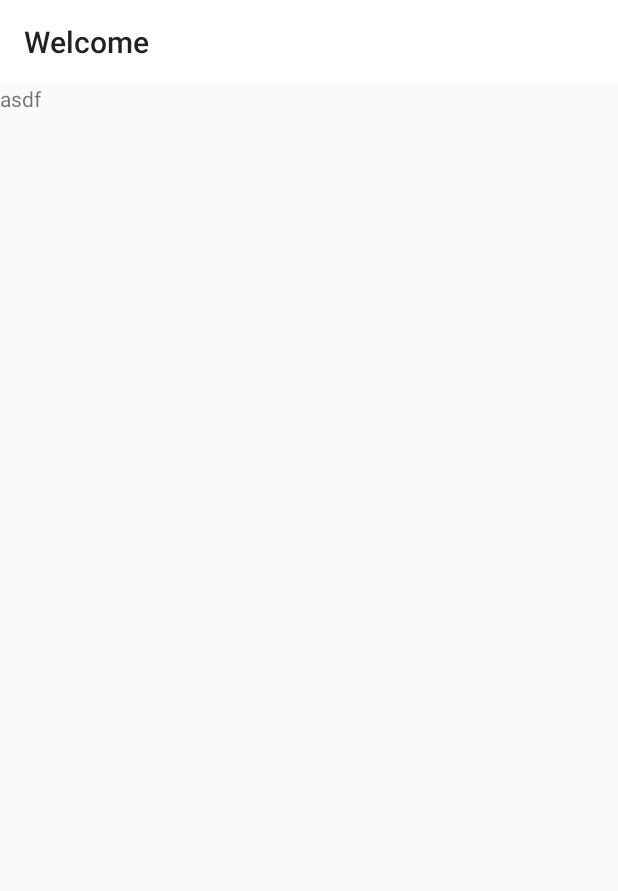
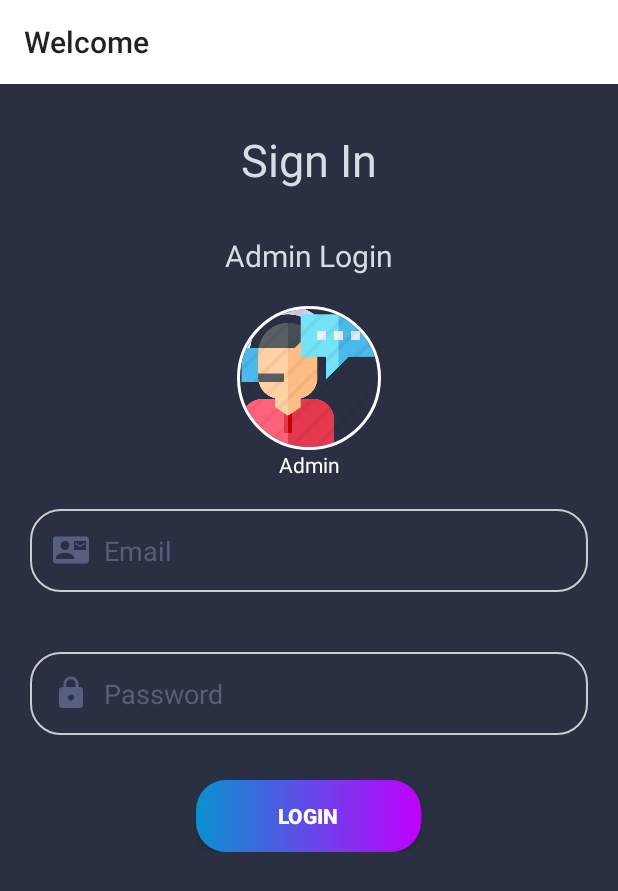
Before and after one commit to Pransh-Coder/StoreKhata, an Android app: the screen it shows after launch (OnBoardingActivity), on a phone screen of 412 x 824 dp. Before the commit the part shown is almost empty. Shown: the top 891 px of the screen. Run offline under Robolectric (Android 15) with nearby library versions, the phone set to English and light mode, and no system bars; our stand-ins replace CircleImageView, Volley, navigation-ui.

Commit message:
Structue Done

```diff
--- a/app/build.gradle
+++ b/app/build.gradle
@@ -23,7 +23,10 @@ dependencies {
     implementation fileTree(dir: 'libs', include: ['*.jar'])
     implementation 'androidx.appcompat:appcompat:1.1.0'
     implementation 'androidx.constraintlayout:constraintlayout:1.1.3'
+    implementation 'androidx.legacy:legacy-support-v4:1.0.0'
     testImplementation 'junit:junit:4.12'
+    implementation 'de.hdodenhof:circleimageview:3.0.1'
+    implementation 'com.android.volley:volley:1.1.1'
     androidTestImplementation 'androidx.test.ext:junit:1.1.1'
     androidTestImplementation 'androidx.test.espresso:espresso-core:3.2.0'
     implementation 'androidx.navigation:navigation-fragment:2.2.0'
--- a/app/src/main/AndroidManifest.xml
+++ b/app/src/main/AndroidManifest.xml
@@ -1,7 +1,7 @@
 <?xml version="1.0" encoding="utf-8"?>
 <manifest xmlns:android="http://schemas.android.com/apk/res/android"
     package="com.store.storekhata">
-
+<uses-permission android:name="android.permission.INTERNET"></uses-permission>
     <application
         android:allowBackup="true"
         android:icon="@mipmap/ic_launcher"
--- /dev/null
+++ b/app/src/main/java/com/store/storekhata/Login/LoginFragment.java
@@ -0,0 +1,112 @@
+package com.store.storekhata.Login;
+
+import android.content.Context;
+import android.content.Intent;
+import android.content.SharedPreferences;
+import android.net.Uri;
+import android.os.Bundle;
+
+import android.util.Log;
+import android.view.LayoutInflater;
+import android.view.View;
+import android.view.ViewGroup;
+import android.widget.Button;
+import android.widget.EditText;
+import android.widget.Toast;
+
+import androidx.fragment.app.Fragment;
+
+import com.android.volley.Request;
+import com.android.volley.RequestQueue;
+import com.android.volley.Response;
+import com.android.volley.VolleyError;
+import com.android.volley.toolbox.StringRequest;
+import com.android.volley.toolbox.Volley;
+import com.google.android.material.snackbar.Snackbar;
+import com.store.storekhata.NetworkingStructure.NetworkingCalls;
+import com.store.storekhata.R;
+import com.store.storekhata.SharePrefrence.SharePrefs;
+
+import org.json.JSONArray;
+import org.json.JSONException;
+import org.json.JSONObject;
+
+import java.util.HashMap;
+import java.util.Map;
+
+public class LoginFragment extends Fragment {
+
+    RequestQueue requestQueue;
+
+    SharePrefs sharePrefs;
+    NetworkingCalls networkingCalls;
+    @Override
+    public void onCreate(Bundle savedInstanceState) {
+        super.onCreate(savedInstanceState);
+
+    }
+
+    EditText name,shop_name,email,password;
+    Button signup;
+    String Name,Email,Password,ShopName;
+
+    @Override
+    public View onCreateView(LayoutInflater inflater, ViewGroup container,
+                             Bundle savedInstanceState) {
+        // Inflate the layout for this fragment
+        View rootview =  inflater.inflate(R.layout.fragment_login, container, false);
+
+        requestQueue= Volley.newRequestQueue(getContext());
+
+        sharePrefs = new SharePrefs(getContext());
+        networkingCalls = new NetworkingCalls(getContext(),getActivity());
+
+        email = rootview.findViewById(R.id.edt_email);
+        password=rootview.findViewById(R.id.edt_password);
+        signup = rootview.findViewById(R.id.btnAuth);
+
+        signup.setOnClickListener(new View.OnClickListener() {
+            @Override
+            public void onClick(View view) {
+
+                //Toast.makeText(getContext(), "clicked!", Toast.LENGTH_SHORT).show();
+
+                Email =email.getText().toString();
+                Password = password.getText().toString();
+
+                if(email.getText().toString().length()==0)
+                {
+                    email.setError("Enter Email!");
+                }
+                else if(password.getText().toString().length()==0)
+                {
+                    password.setError("Password feild is empty!");
+
+                }
+                else
+                {
+                    networkingCalls.adminLogin(Email,Password);
+                    /*Intent intent = new Intent(getApplicationContext(),Login.class);
+                    startActivity(intent);*/
+                }
+
+            }
+        });
+        return rootview;
+    }
+
+    /**
+     * This interface must be implemented by activities that contain this
+     * fragment to allow an interaction in this fragment to be communicated
+     * to the activity and potentially other fragments contained in that
+     * activity.
+     * <p>
+     * See the Android Training lesson <a href=
+     * "http://developer.android.com/training/basics/fragments/communicating.html"
+     * >Communicating with Other Fragments</a> for more information.
+     */
+    public interface OnFragmentInteractionListener {
+        // TODO: Update argument type and name
+        void onFragmentInteraction(Uri uri);
+    }
+}
--- /dev/null
+++ b/app/src/main/java/com/store/storekhata/NetworkingStructure/NetworkingCalls.java
@@ -0,0 +1,95 @@
+package com.store.storekhata.NetworkingStructure;
+
+import android.app.Activity;
+import android.content.Context;
+import android.util.Log;
+import android.widget.Toast;
+
+import com.android.volley.DefaultRetryPolicy;
+import com.android.volley.Request;
+import com.android.volley.RequestQueue;
+import com.android.volley.Response;
+import com.android.volley.VolleyError;
+import com.android.volley.toolbox.StringRequest;
+import com.android.volley.toolbox.Volley;
+import com.store.storekhata.SharePrefrence.SharePrefs;
+
+import org.json.JSONArray;
+import org.json.JSONException;
+import org.json.JSONObject;
+
+import java.util.HashMap;
+import java.util.Map;
+import java.util.concurrent.TimeUnit;
+
+import static com.store.storekhata.NetworkingStructure.URLS.BASE_URL;
+
+public class NetworkingCalls {
+
+    private Context context;
+    private RequestQueue requestQueue;
+    private Activity activity;
+    private SharePrefs sharePrefs;
+
+    public NetworkingCalls(Context context, Activity activity) {
+        this.context = context;
+        this.activity = activity;
+        requestQueue = Volley.newRequestQueue(this.context);
+        sharePrefs = new SharePrefs(context);
+    }
+    private void addToQueue(StringRequest request) {
+        request.setRetryPolicy(new DefaultRetryPolicy(
+                (int) TimeUnit.SECONDS.toMillis(30),
+                0,
+                DefaultRetryPolicy.DEFAULT_BACKOFF_MULT));
+        requestQueue.add(request);
+    }
+
+    public void adminLogin(final String email, final String password) {
+        StringRequest stringRequest = new StringRequest(Request.Method.POST, BASE_URL+"AdminLogin.php", new Response.Listener<String>() {
+            @Override
+            public void onResponse(String response) {
+
+                try {
+                    Log.e("Response",response);
+                    JSONObject jsonObject = new JSONObject(response);
+                    if(jsonObject.getString("status").equals("true")) {
+
+                        JSONArray jsonArray = jsonObject.getJSONArray("data");
+
+                        for(int i=0;i<jsonArray.length();i++){
+
+                            JSONObject temp = (JSONObject) jsonArray.get(i);
+                            String AID = temp.getString("AID");
+                            Log.d("repo "," name :"+temp.getString("Name")+" and store "+temp.getString("AID"));
+                            sharePrefs.putAID(AID);
+
+                            String id = sharePrefs.getAID();
+                            Log.e("id",id);
+                        }
+                    }
+
+                } catch (JSONException e) {
+                    e.printStackTrace();
+                }
+
+
+            }
+        }, new Response.ErrorListener() {
+            @Override
+            public void onErrorResponse(VolleyError error) {
+                Log.e("Error Login",error.toString());
+
+            }
+        }) {
+            @Override
+            protected Map<String, String> getParams() {
+                Map<String, String> params = new HashMap<String, String>();
+                params.put("email", email);
+                params.put("password",password);
+                return params;
+            }
+        };
+        addToQueue(stringRequest);
+    }
+}
--- /dev/null
+++ b/app/src/main/java/com/store/storekhata/NetworkingStructure/URLS.java
@@ -0,0 +1,6 @@
+package com.store.storekhata.NetworkingStructure;
+
+public class URLS {
+
+    public static String BASE_URL = "http://storekhata.dx.am/api/";
+}
--- /dev/null
+++ b/app/src/main/java/com/store/storekhata/SharePrefrence/SharePrefs.java
@@ -0,0 +1,26 @@
+package com.store.storekhata.SharePrefrence;
+
+import android.app.Activity;
+import android.content.Context;
+import android.content.SharedPreferences;
+
+import static android.content.Context.MODE_PRIVATE;
+
+public class SharePrefs {
+
+    private Context context;
+
+    public SharePrefs(Context context) {
+        this.context = context;
+    }
+    private SharedPreferences getUserPreference() {
+        return context.getSharedPreferences(context.getPackageName(), Activity.MODE_PRIVATE);
+    }
+    public String getAID() {
+        return getUserPreference().getString("UID", "");
+    }
+
+    public void putAID(String s) {
+        getUserPreference().edit().putString("UID", s).apply();
+    }
+}
--- a/app/src/main/java/com/store/storekhata/SplashScreen.java
+++ b/app/src/main/java/com/store/storekhata/SplashScreen.java
@@ -24,6 +24,11 @@ public class SplashScreen extends AppCompatActivity {
             public void onFinish() {
                 Intent intent = new Intent(SplashScreen.this , OnBoardingActivity.class);
                 startActivity(intent);
+                finish();
+                /*LoginFragment fragment = new LoginFragment();
+                FragmentTransaction transaction = getFragmentManager().beginTransaction();
+                transaction.replace(R.id.on_boarding_fragment_container, fragment);
+                transaction.commit();*/
             }
         }.start();
     }
--- a/app/src/main/java/com/store/storekhata/onBoardingStructure/OnBoardingActivity.java
+++ b/app/src/main/java/com/store/storekhata/onBoardingStructure/OnBoardingActivity.java
@@ -2,12 +2,14 @@ package com.store.storekhata.onBoardingStructure;
 
 import androidx.appcompat.app.AppCompatActivity;
 import androidx.appcompat.widget.Toolbar;
+import androidx.fragment.app.FragmentTransaction;
 import androidx.navigation.NavController;
 import androidx.navigation.Navigation;
 import androidx.navigation.ui.NavigationUI;
 
 import android.os.Bundle;
 
+import com.store.storekhata.Login.LoginFragment;
 import com.store.storekhata.R;
 
 public class OnBoardingActivity extends AppCompatActivity {
@@ -16,12 +18,19 @@ public class OnBoardingActivity extends AppCompatActivity {
     protected void onCreate(Bundle savedInstanceState) {
         super.onCreate(savedInstanceState);
         setContentView(R.layout.activity_on_boarding);
+
         Toolbar toolbar = findViewById(R.id.onBoardingToolbar);
         setSupportActionBar(toolbar);
 
         NavController navController = Navigation.findNavController(this, R.id.on_boarding_fragment_container);
         NavigationUI.setupActionBarWithNavController(this, navController);
 
+
+        LoginFragment fragment = new LoginFragment();
+        FragmentTransaction transaction = getSupportFragmentManager().beginTransaction();
+        transaction.replace(R.id.on_boarding_fragment_container, fragment);
+        transaction.addToBackStack(null);
+        transaction.commit();
     }
 
     @Override
--- a/app/src/main/java/com/store/storekhata/onBoardingStructure/OnBoardingFragment.java
+++ b/app/src/main/java/com/store/storekhata/onBoardingStructure/OnBoardingFragment.java
@@ -8,6 +8,7 @@ import android.view.ViewGroup;
 import androidx.annotation.NonNull;
 import androidx.annotation.Nullable;
 import androidx.fragment.app.Fragment;
+import androidx.navigation.Navigation;
 
 import com.store.storekhata.R;
 
@@ -22,6 +23,6 @@ public class OnBoardingFragment extends Fragment {
     public void onViewCreated(@NonNull View view, @Nullable Bundle savedInstanceState) {
         super.onViewCreated(view, savedInstanceState);
 
-
+        //Navigation.findNavController(view).navigate(R.id.action_onBoardingFragment_to_blankFragment2);
     }
 }
--- /dev/null
+++ b/app/src/main/res/drawable/border.xml
@@ -0,0 +1,6 @@
+<?xml version="1.0" encoding="UTF-8"?>
+<shape xmlns:android="http://schemas.android.com/apk/res/android" android:shape="rectangle">
+    <corners android:radius="20dp"/>
+    <padding android:left="14dp" android:right="14dp" android:top="14dp" android:bottom="14dp"/>
+    <stroke android:width="1dp" android:color="#CCCCCC" />
+</shape>
--- /dev/null
+++ b/app/src/main/res/drawable/custom_button.xml
@@ -0,0 +1,11 @@
+<?xml version="1.0" encoding="utf-8"?>
+<shape xmlns:android="http://schemas.android.com/apk/res/android"
+    android:shape="rectangle">
+    <corners android:radius="20dp"></corners>
+    <gradient android:endColor="#0892d0"
+        android:startColor="#bf00ff"
+        android:angle="180"></gradient>
+
+
+    <!--bf00ff,0892d0-->
+</shape>
--- /dev/null
+++ b/app/src/main/res/drawable/ic_lock.xml
@@ -0,0 +1,5 @@
+<vector android:height="24dp" android:tint="#565F7E"
+    android:viewportHeight="24.0" android:viewportWidth="24.0"
+    android:width="24dp" xmlns:android="http://schemas.android.com/apk/res/android">
+    <path android:fillColor="#FF000000" android:pathData="M18,8h-1L17,6c0,-2.76 -2.24,-5 -5,-5S7,3.24 7,6v2L6,8c-1.1,0 -2,0.9 -2,2v10c0,1.1 0.9,2 2,2h12c1.1,0 2,-0.9 2,-2L20,10c0,-1.1 -0.9,-2 -2,-2zM12,17c-1.1,0 -2,-0.9 -2,-2s0.9,-2 2,-2 2,0.9 2,2 -0.9,2 -2,2zM15.1,8L8.9,8L8.9,6c0,-1.71 1.39,-3.1 3.1,-3.1 1.71,0 3.1,1.39 3.1,3.1v2z"/>
+</vector>
--- /dev/null
+++ b/app/src/main/res/drawable/ic_mail.xml
@@ -0,0 +1,5 @@
+<vector android:height="24dp" android:tint="#565F7E"
+    android:viewportHeight="24.0" android:viewportWidth="24.0"
+    android:width="24dp" xmlns:android="http://schemas.android.com/apk/res/android">
+    <path android:fillColor="#FF000000" android:pathData="M21,8L21,7l-3,2 -3,-2v1l3,2 3,-2zM22,3L2,3C0.9,3 0,3.9 0,5v14c0,1.1 0.9,2 2,2h20c1.1,0 1.99,-0.9 1.99,-2L24,5c0,-1.1 -0.9,-2 -2,-2zM8,6c1.66,0 3,1.34 3,3s-1.34,3 -3,3 -3,-1.34 -3,-3 1.34,-3 3,-3zM14,18L2,18v-1c0,-2 4,-3.1 6,-3.1s6,1.1 6,3.1v1zM22,12h-8L14,6h8v6z"/>
+</vector>
--- /dev/null
+++ b/app/src/main/res/layout/fragment_login.xml
@@ -0,0 +1,120 @@
+<?xml version="1.0" encoding="utf-8"?>
+<LinearLayout xmlns:android="http://schemas.android.com/apk/res/android"
+    xmlns:app="http://schemas.android.com/apk/res-auto"
+    xmlns:tools="http://schemas.android.com/tools"
+    android:layout_width="match_parent"
+    android:layout_height="match_parent"
+    android:background="#2a2f42"
+    android:id="@+id/linearLayout"
+    android:orientation="vertical">
+    <ScrollView
+        android:layout_width="match_parent"
+        android:layout_height="match_parent">
+        <LinearLayout
+            android:layout_width="match_parent"
+            android:orientation="vertical"
+            android:layout_height="match_parent">
+
+            <TextView
+                android:id="@+id/sign"
+                android:layout_width="wrap_content"
+                android:layout_height="wrap_content"
+                android:text="Sign In"
+                android:textSize="30sp"
+                android:textColor="#D4DFE2"
+                android:textAlignment="center"
+                android:layout_gravity="center"
+                android:layout_marginTop="30dp"
+                />
+            <TextView
+                android:id="@+id/txt_who"
+                android:layout_width="wrap_content"
+                android:layout_height="wrap_content"
+                android:text="Admin Login"
+                android:textSize="20dp"
+                android:textColor="#D4DFE2"
+                android:layout_gravity="center"
+                android:layout_marginTop="30dp"
+                android:layout_marginBottom="20dp"/>
+
+            <LinearLayout
+                android:layout_width="match_parent"
+                android:layout_height="wrap_content"
+                android:orientation="horizontal">
+                <RelativeLayout
+                    android:layout_width="match_parent"
+                    android:layout_height="match_parent">
+                    <LinearLayout
+                        android:layout_width="wrap_content"
+                        android:layout_marginEnd="20dp"
+                        android:layout_height="wrap_content"
+                        android:orientation="vertical"
+                        android:layout_centerHorizontal="true"
+                        android:layout_marginRight="20dp">
+
+                        <de.hdodenhof.circleimageview.CircleImageView
+                            android:id="@+id/profile_image_admin"
+                            android:layout_width="96dp"
+                            android:layout_height="96dp"
+                            android:layout_gravity="center"
+                            android:foregroundGravity="center"
+                            android:src="@drawable/admin"
+                            app:civ_border_color="#FFFFFF"
+                            app:civ_border_width="2dp" />
+
+                        <TextView
+                            android:layout_width="match_parent"
+                            android:layout_height="wrap_content"
+                            android:text="Admin"
+                            android:textAlignment="center"
+                            android:textColor="#FFFFFF"/>
+                    </LinearLayout>
+                </RelativeLayout>
+            </LinearLayout>
+
+            <EditText
+                android:layout_width="match_parent"
+                android:layout_height="wrap_content"
+                android:layout_margin="20dp"
+                android:background="@drawable/border"
+                android:hint="Email"
+                android:drawablePadding="10dp"
+                android:textColorHint="#565F7E"
+                android:drawableStart="@drawable/ic_mail"
+                android:drawableLeft="@drawable/ic_mail"
+                android:textColor="#D4DFE2"
+                android:inputType="textEmailAddress"
+                android:padding="15dp"
+                android:id="@+id/edt_email" />
+
+            <EditText
+                android:layout_width="match_parent"
+                android:layout_height="wrap_content"
+                android:layout_margin="20dp"
+                android:background="@drawable/border"
+                android:hint="Password"
+                android:drawablePadding="10dp"
+                android:textColorHint="#565F7E"
+                android:drawableLeft="@drawable/ic_lock"
+                android:textColor="#D4DFE2"
+                android:inputType="textPassword"
+                android:padding="15dp"
+                android:id="@+id/edt_password" />
+
+            <Button
+                android:layout_width="150dp"
+                android:id="@+id/btnAuth"
+                android:layout_height="wrap_content"
+                android:layout_gravity="center"
+                android:background="@drawable/custom_button"
+                android:text="Login"
+                android:layout_marginTop="10dp"
+                android:textColor="@android:color/white"
+                android:textStyle="bold" />
+        </LinearLayout>
+    </ScrollView>
+
+
+
+
+</LinearLayout>
--- a/app/src/main/res/navigation/on_boarding_navigation.xml
+++ b/app/src/main/res/navigation/on_boarding_navigation.xml
@@ -10,6 +10,14 @@
         android:label="Welcome"
         tools:layout="@layout/fragment_boarding">
 
+        <action
+            android:id="@+id/action_onBoardingFragment_to_blankFragment2"
+            app:destination="@id/blankFragment2" />
     </fragment>
+    <fragment
+        android:id="@+id/blankFragment2"
+        android:name="com.store.storekhata.BlankFragment"
+        android:label="fragment_blank2"
+        tools:layout="@layout/fragment_blank2" />
 
 </navigation>
--- a/app/src/main/res/values/strings.xml
+++ b/app/src/main/res/values/strings.xml
@@ -1,3 +1,6 @@
 <resources>
     <string name="app_name">Store Khata</string>
+
+    <!-- TODO: Remove or change this placeholder text -->
+    <string name="hello_blank_fragment">Hello blank fragment</string>
 </resources>
```
Also changed, not shown: app/src/main/java/com/store/storekhata/onBoardingStructure/TrackYourDebtFragment.java (added, +43 -0 lines), app/src/main/res/layout/fragment_track_your_debt.xml (added, +74 -0 lines), app/src/main/res/drawable/admin.png (added), app/src/main/res/drawable/plus.png (added).
